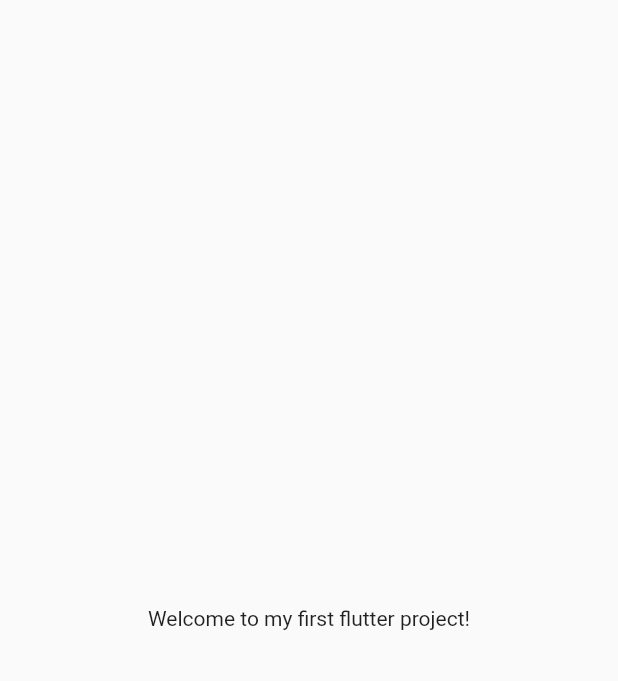
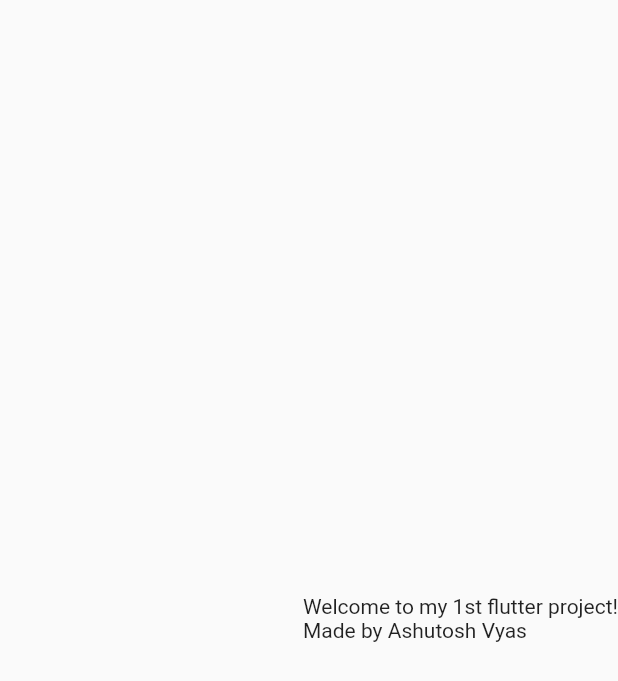
Before and after one commit to Ash20vyas/catalogue_app, a Flutter app: the screen it shows after launch, on a phone screen of 412 x 824 dp. Shown: the top 681 px of the screen. Run offline on Flutter 3.47's test engine with Material 2 defaults, Android fonts, the light colour scheme and no system bars.

Commit message:
commit on Practice

```diff
--- a/lib/main.dart
+++ b/lib/main.dart
@@ -9,11 +9,15 @@
 
   @override
   Widget build(BuildContext context) {
+    int count = 1;
+    String name = "Ashutosh Vyas";
+
     return MaterialApp(
       home: Material(
-        child: Center(
+        child: Align(
+          alignment: Alignment.centerRight,
           child: Container(
-            child: Text("Welcome to my first flutter project!"),
+            child: Text("Welcome to my $count\st flutter project!\nMade by $name"),
           ),
         ),
       )
```
